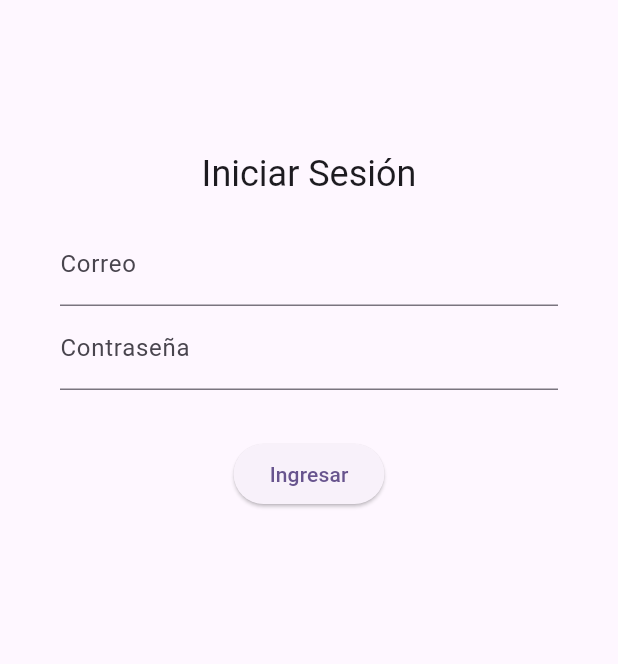
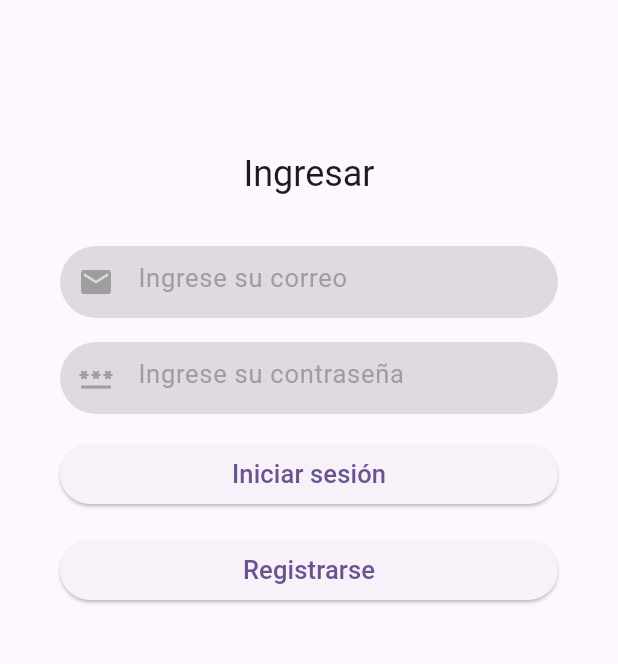
Before and after one commit to demanzanoc/to_do_app, a Flutter app: the screen it shows after launch, on a phone screen of 412 x 824 dp, the part 360-1024 px from its top. Run offline on Flutter 3.47's test engine with Material 3 defaults, Android fonts, the phone set to English and light mode, and no system bars; our stand-ins replace equatable, firebase_auth, firebase_core, get_it; accounts and stored records are empty.

```diff
--- /dev/null
+++ b/lib/domain/login/entities/user.dart
@@ -0,0 +1,11 @@
+import 'package:equatable/equatable.dart';
+
+class User extends Equatable {
+  final String email;
+  final String password;
+
+  const User({required this.email, required this.password});
+
+  @override
+  List<Object?> get props => [email, password];
+}
--- /dev/null
+++ b/lib/domain/login/repositories/login_repository.dart
@@ -0,0 +1,5 @@
+import '../entities/user.dart';
+
+abstract class LoginRepository {
+  Future<void> signIn(User user);
+}
--- /dev/null
+++ b/lib/domain/login/use_cases/sign_in_use_case.dart
@@ -0,0 +1,12 @@
+import '../entities/user.dart';
+import '../repositories/login_repository.dart';
+
+class SignInUseCase {
+  final LoginRepository repository;
+
+  SignInUseCase({required this.repository});
+
+  Future<void> call(User user) {
+    return repository.signIn(user);
+  }
+}
--- a/lib/presentation/login/pages/login_page.dart
+++ b/lib/presentation/login/pages/login_page.dart
@@ -1,10 +1,17 @@
 import 'package:flutter/material.dart';
+import 'package:provider/provider.dart';
+import 'package:to_do_app/presentation/login/providers/login_provider.dart';
+import 'package:to_do_app/presentation/login/widgets/button.dart';
+import 'package:to_do_app/presentation/login/widgets/input_text_field.dart';
+
+import '../../../domain/login/entities/user.dart';
 
 class LoginPage extends StatelessWidget {
   const LoginPage({super.key});
 
   @override
   Widget build(BuildContext context) {
+    final loginProvider = context.watch<LoginProvider>();
     return Scaffold(
       body: SingleChildScrollView(
         child: Center(
@@ -32,36 +39,41 @@ class LoginPage extends StatelessWidget {
                 child: Column(
                   children: [
                     Text(
-                      'Iniciar Sesión',
+                      'Ingresar',
                       style: Theme.of(context).textTheme.headlineSmall,
                     ),
-                    const Padding(
-                      padding: EdgeInsets.symmetric(
+                    Padding(
+                      padding: const EdgeInsets.symmetric(
                         vertical: 16,
                         horizontal: 40,
                       ),
                       child: Column(
                         mainAxisAlignment: MainAxisAlignment.start,
                         children: <Widget>[
-                          TextField(
-                            decoration: InputDecoration(labelText: 'Correo'),
+                          const InputTextField(
+                            labelText: 'Correo',
+                            hintText: 'Ingrese su correo',
+                            icon: Icons.email,
+                            keyboardType: TextInputType.emailAddress,
                           ),
-                          TextField(
-                            decoration:
-                                InputDecoration(labelText: 'Contraseña'),
-                          )
+                          const InputTextField(
+                            labelText: 'Contraseña',
+                            hintText: 'Ingrese su contraseña',
+                            icon: Icons.password,
+                            obscureText: true,
+                          ),
+                          Button(
+                            text: 'Iniciar sesión',
+                            onPressed: () => _login(
+                              loginProvider,
+                              User(
+                                email: 'demanzanoc07@gmail.com',
+                                password: '1234567890',
+                              ),
+                            ),
+                          ),
+                          Button(text: 'Registrarse', onPressed: () {}),
                         ],
-                      ),
-                    ),
-                    Padding(
-                      padding: const EdgeInsets.symmetric(vertical: 16),
-                      child: ElevatedButton(
-                        onPressed: () {
-                          ScaffoldMessenger.of(context).showSnackBar(
-                            const SnackBar(content: Text('Procesando...')),
-                          );
-                        },
-                        child: const Text('Ingresar'),
                       ),
                     ),
                   ],
@@ -73,4 +85,8 @@ class LoginPage extends StatelessWidget {
       ),
     );
   }
+
+  void _login(LoginProvider loginProvider, User user) {
+    loginProvider.signInUseCase.call(user);
+  }
 }
--- /dev/null
+++ b/lib/presentation/login/providers/login_provider.dart
@@ -0,0 +1,8 @@
+import 'package:flutter/cupertino.dart';
+import 'package:to_do_app/domain/login/use_cases/sign_in_use_case.dart';
+
+class LoginProvider extends ChangeNotifier {
+  final SignInUseCase signInUseCase;
+
+  LoginProvider({required this.signInUseCase});
+}
--- /dev/null
+++ b/lib/presentation/login/widgets/button.dart
@@ -0,0 +1,20 @@
+import 'package:flutter/material.dart';
+
+class Button extends StatelessWidget {
+  final String text;
+  final VoidCallback onPressed;
+
+  const Button({super.key, required this.text, required this.onPressed});
+
+  @override
+  Widget build(BuildContext context) {
+    return Container(
+      margin: const EdgeInsets.only(top: 16.0),
+      width: MediaQuery.of(context).size.width,
+      child: ElevatedButton(
+        onPressed: () => onPressed(),
+        child: Text(text, style: const TextStyle(fontSize: 17)),
+      ),
+    );
+  }
+}
--- /dev/null
+++ b/lib/presentation/login/widgets/input_text_field.dart
@@ -0,0 +1,46 @@
+import 'package:flutter/material.dart';
+
+class InputTextField extends StatelessWidget {
+  final String labelText;
+  final String hintText;
+  final IconData icon;
+  final TextInputType keyboardType;
+  final bool obscureText;
+
+  const InputTextField({
+    super.key,
+    required this.labelText,
+    required this.hintText,
+    this.icon = Icons.edit,
+    this.keyboardType = TextInputType.text,
+    this.obscureText = false,
+  });
+
+  @override
+  Widget build(BuildContext context) {
+    TextEditingController controller = TextEditingController();
+    return Container(
+      margin: const EdgeInsets.only(top: 16.0),
+      width: MediaQuery.of(context).size.width,
+      decoration: const BoxDecoration(
+        color: Colors.black12,
+        borderRadius: BorderRadius.all(Radius.circular(50)),
+      ),
+      child: TextField(
+        controller: controller,
+        keyboardType: keyboardType,
+        obscureText: obscureText,
+        decoration: InputDecoration(
+          prefixIcon: Icon(icon, color: Colors.grey),
+          //labelText: labelText,
+          hintText: hintText,
+          hintStyle: const TextStyle(
+              color: Colors.grey,
+              fontSize: 17,
+          ),
+          border: InputBorder.none,
+        ),
+      ),
+    );
+  }
+}
--- a/lib/presentation/main.dart
+++ b/lib/presentation/main.dart
@@ -1,7 +1,15 @@
+import 'package:firebase_core/firebase_core.dart';
 import 'package:flutter/material.dart';
+import 'package:provider/provider.dart';
+import 'package:to_do_app/presentation/login/providers/login_provider.dart';
+import '../data/firebase_options.dart';
 import 'login/pages/login_page.dart';
+import 'package:to_do_app/di/dependency_injector.dart' as dependency_injector;
 
-void main() {
+Future<void> main() async {
+  WidgetsFlutterBinding.ensureInitialized();
+  await Firebase.initializeApp(options: DefaultFirebaseOptions.currentPlatform);
+  await dependency_injector.initInjection();
   runApp(const MyApp());
 }
 
@@ -10,7 +18,13 @@ class MyApp extends StatelessWidget {
 
   @override
   Widget build(BuildContext context) {
-    return MaterialApp(
+    return MultiProvider(
+      providers: [
+        ChangeNotifierProvider(
+          create: (_) => dependency_injector.di<LoginProvider>(),
+        ),
+      ],
+      child: MaterialApp(
         title: 'To Do App',
         debugShowCheckedModeBanner: false,
         theme: ThemeData(
@@ -18,6 +32,7 @@ class MyApp extends StatelessWidget {
           useMaterial3: true,
         ),
         home: const LoginPage(),
+      ),
     );
   }
 }
```
Also changed, not shown: lib/data/login/data_sources/login_remote_data_source.dart (added, +15 -0 lines), lib/data/login/repositories/login_remote_repository.dart (added, +13 -0 lines), lib/di/dependency_injector.dart (added, +34 -0 lines), pubspec.yaml (+12 -69 lines), lib/firebase_options.dart (deleted), 3 other files. Lines whose indentation alone changed are shown as unchanged.
